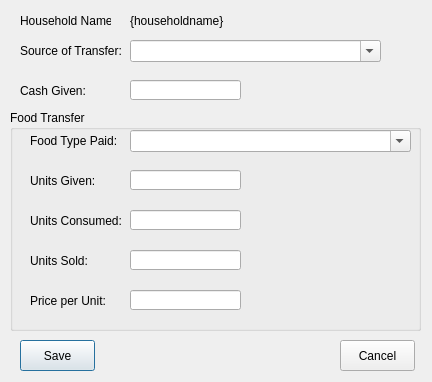
The window that open-ihm/gui/designs/ui_household_income_gifts.ui (snim2mirror/openihm) describes before a commit, drawn with Qt 5.
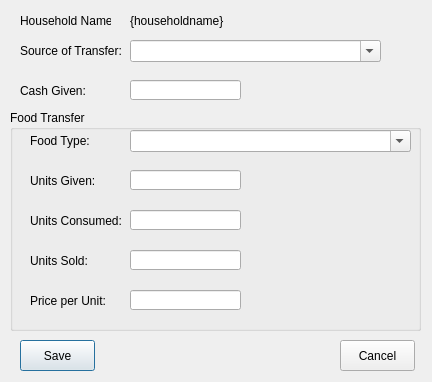
The same window after the commit.

Commit message: Changed label texts in transfers and transfer from orgs forms

Diff of the .ui file:
```diff
--- a/open-ihm/gui/designs/ui_household_income_gifts.ui
+++ b/open-ihm/gui/designs/ui_household_income_gifts.ui
@@ -203,12 +203,12 @@
      <rect>
       <x>20</x>
       <y>20</y>
-      <width>131</width>
+      <width>61</width>
       <height>21</height>
      </rect>
     </property>
     <property name="text">
-     <string>Food Type Paid:</string>
+     <string>Food Type:</string>
     </property>
    </widget>
    <widget class="QComboBox" name="cmbFoodType">
```
The commit also changes 3 other files.
